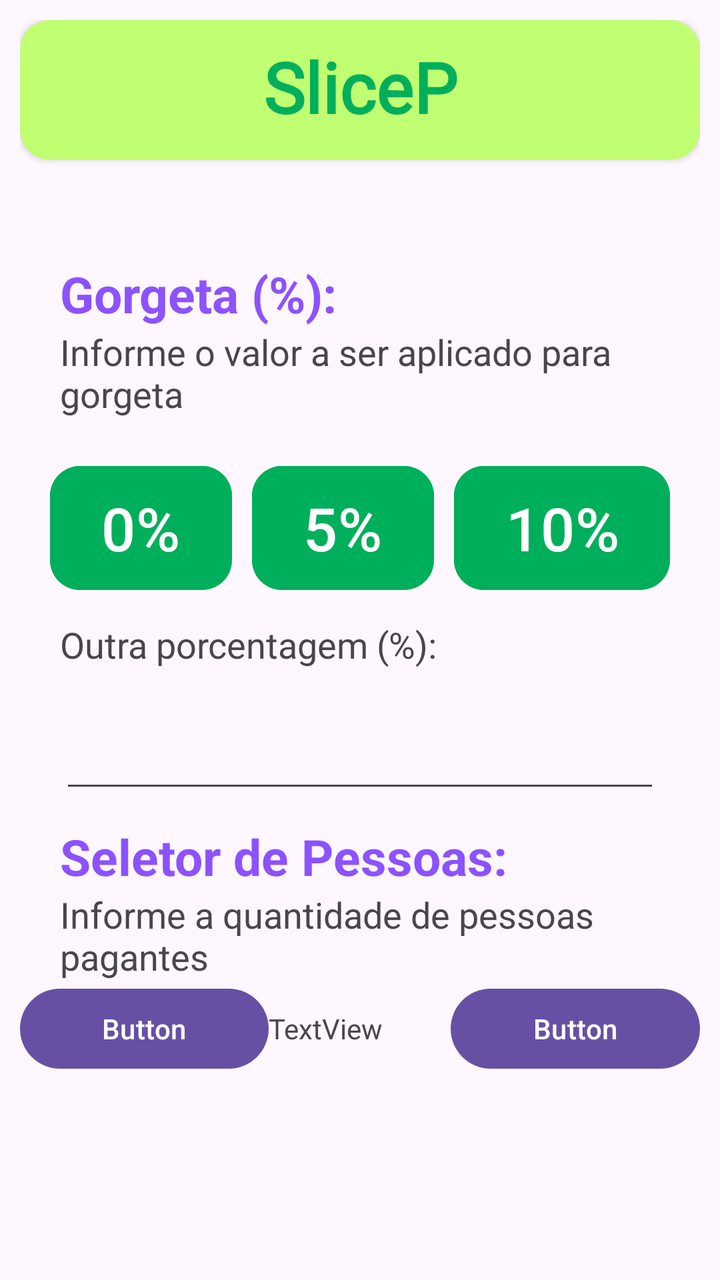
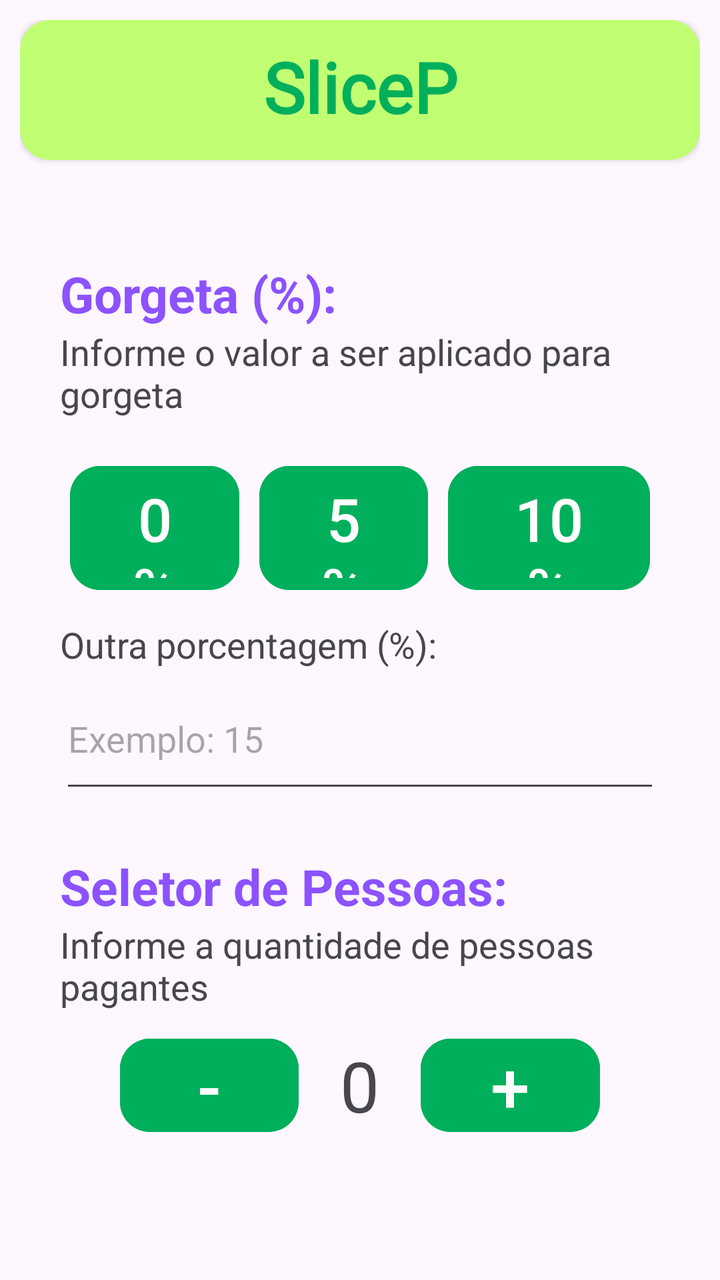

The first picture is an Android layout as it rendered before a commit; the second is the same layout after the commit. The layout source and the unified diff follow.
<!-- AndroidManifest.xml: application theme Theme.SlicePay -->
<!-- res/layout/activity_main3.xml -->
<?xml version="1.0" encoding="utf-8"?>
<androidx.constraintlayout.widget.ConstraintLayout xmlns:android="http://schemas.android.com/apk/res/android"
    xmlns:app="http://schemas.android.com/apk/res-auto"
    xmlns:tools="http://schemas.android.com/tools"
    android:id="@+id/main"
    android:layout_width="match_parent"
    android:layout_height="match_parent"
    tools:context=".MainActivity3">

    <LinearLayout
        android:layout_width="0dp"
        android:layout_height="0dp"
        android:layout_margin="10dp"
        android:layout_marginStart="1dp"
        android:layout_marginTop="1dp"
        android:layout_marginEnd="1dp"
        android:layout_marginBottom="1dp"
        android:orientation="vertical"
        app:layout_constraintBottom_toBottomOf="parent"
        app:layout_constraintEnd_toEndOf="parent"
        app:layout_constraintStart_toStartOf="parent"
        app:layout_constraintTop_toTopOf="parent">

        <androidx.cardview.widget.CardView
            android:layout_width="match_parent"
            android:layout_height="70dp"
            android:backgroundTint="@color/verde_claro"
            app:cardCornerRadius="15dp" >

            <LinearLayout
                android:layout_width="match_parent"
                android:layout_height="match_parent"
                android:orientation="vertical"
                android:padding="10dp"
                android:paddingStart="120dp"
                android:paddingEnd="120dp">

                <TextView
                    android:id="@+id/textView4"
                    android:layout_width="match_parent"
                    android:layout_height="wrap_content"
                    android:fontFamily="@font/alata"
                    android:text="@string/app_name"
                    android:textAlignment="center"
                    android:textColor="@color/verde_escuro"
                    android:textSize="35sp"
                    android:textStyle="bold" />
            </LinearLayout>
        </androidx.cardview.widget.CardView>

        <TextView
            android:id="@+id/textView6"
            android:layout_width="match_parent"
            android:layout_height="wrap_content"
            android:layout_marginStart="20dp"
            android:layout_marginTop="50dp"
            android:text="@string/input_gorjeta"
            android:textColor="@color/roxo"
            android:textSize="25sp"
            android:textStyle="bold" />

        <TextView
            android:id="@+id/textView7"
            android:layout_width="match_parent"
            android:layout_height="wrap_content"
            android:layout_marginStart="20dp"
            android:text="@string/info_gorjeta"
            android:textSize="18sp" />

        <LinearLayout
            android:layout_width="match_parent"
            android:layout_height="91dp"
            android:layout_marginTop="10dp"
            android:orientation="horizontal"
            android:padding="10dp">

            <Button
                android:id="@+id/button3"
                android:layout_width="wrap_content"
                android:layout_height="70dp"
                android:layout_marginStart="5dp"
                android:layout_marginEnd="5dp"
                android:layout_weight="1"
                android:backgroundTint="@color/verde_escuro"
                android:text="@string/gorjeta_0"
                android:textSize="30dp"
                app:cornerRadius="15dp" />

            <Button
                android:id="@+id/button5"
                android:layout_width="wrap_content"
                android:layout_height="70dp"
                android:layout_marginStart="5dp"
                android:layout_marginEnd="5dp"
                android:layout_weight="1"
                android:backgroundTint="@color/verde_escuro"
                android:text="@string/gorjeta_5"
                android:textSize="30dp"
                app:cornerRadius="15dp" />

            <Button
                android:id="@+id/button4"
                android:layout_width="wrap_content"
                android:layout_height="70dp"
                android:layout_marginStart="5dp"
                android:layout_marginEnd="5dp"
                android:layout_weight="1"
                android:backgroundTint="@color/verde_escuro"
                android:text="@string/gorjeta_10"
                android:textSize="30dp"
                app:cornerRadius="15dp" />
        </LinearLayout>

        <TextView
            android:id="@+id/textView12"
            android:layout_width="match_parent"
            android:layout_height="wrap_content"
            android:layout_marginStart="20dp"
            android:text="@string/gorjeta_outra"
            android:textSize="18sp" />

        <EditText
            android:id="@+id/editTextText2"
            android:layout_width="match_parent"
            android:layout_height="67dp"
            android:layout_marginStart="20dp"
            android:layout_marginEnd="20dp"
            android:ems="10"
            android:inputType="text" />

        <TextView
            android:id="@+id/textView13"
            android:layout_width="match_parent"
            android:layout_height="wrap_content"
            android:layout_marginStart="20dp"
            android:layout_marginTop="10dp"
            android:text="@string/input_pessoas"
            android:textColor="@color/roxo"
            android:textSize="25sp"
            android:textStyle="bold" />

        <TextView
            android:id="@+id/textView14"
            android:layout_width="match_parent"
            android:layout_height="wrap_content"
            android:layout_marginStart="20dp"
            android:text="@string/info_pessoas"
            android:textSize="18sp" />

        <LinearLayout
            android:layout_width="match_parent"
            android:layout_height="66dp"
            android:orientation="horizontal">

            <Button
                android:id="@+id/button6"
                android:layout_width="wrap_content"
                android:layout_height="wrap_content"
                android:layout_weight="1"
                android:text="Button" />

            <TextView
                android:id="@+id/textView16"
                android:layout_width="wrap_content"
                android:layout_height="wrap_content"
                android:layout_weight="1"
                android:text="TextView" />

            <Button
                android:id="@+id/button7"
                android:layout_width="wrap_content"
                android:layout_height="wrap_content"
                android:layout_weight="1"
                android:text="Button" />
        </LinearLayout>
    </LinearLayout>
</androidx.constraintlayout.widget.ConstraintLayout>
<!-- resources referenced by this layout -->
<resources>
  <color name="roxo">#8c52ff</color>
  <color name="verde_claro">#c1ff72</color>
  <color name="verde_escuro">#00af5b</color>
  <string name="app_name">SlicePay</string>
  <string name="gorjeta_0">0%</string>
  <string name="gorjeta_10">10%</string>
  <string name="gorjeta_5">5%</string>
  <string name="gorjeta_outra">Outra porcentagem (%):</string>
  <string name="info_gorjeta">Informe o valor a ser aplicado para gorgeta</string>
  <string name="info_pessoas">Informe a quantidade de pessoas pagantes</string>
  <string name="input_gorjeta">Gorgeta (%):</string>
  <string name="input_pessoas">Seletor de Pessoas:</string>
  <style name="Theme.SlicePay" parent="Base.Theme.SlicePay" />
  <style name="Base.Theme.SlicePay" parent="Theme.Material3.DayNight.NoActionBar">
          
          
      </style>
</resources>

<!-- the commit's change to res/layout/activity_main3.xml (unified diff, before → after) -->
@@ -70,7 +70,9 @@
         <LinearLayout
             android:layout_width="match_parent"
             android:layout_height="91dp"
+            android:layout_marginStart="10dp"
             android:layout_marginTop="10dp"
+            android:layout_marginEnd="10dp"
             android:orientation="horizontal"
             android:padding="10dp">
 
@@ -83,7 +85,7 @@
                 android:layout_weight="1"
                 android:backgroundTint="@color/verde_escuro"
                 android:text="@string/gorjeta_0"
-                android:textSize="30dp"
+                android:textSize="30sp"
                 app:cornerRadius="15dp" />
 
             <Button
@@ -95,7 +97,7 @@
                 android:layout_weight="1"
                 android:backgroundTint="@color/verde_escuro"
                 android:text="@string/gorjeta_5"
-                android:textSize="30dp"
+                android:textSize="30sp"
                 app:cornerRadius="15dp" />
 
             <Button
@@ -107,7 +109,7 @@
                 android:layout_weight="1"
                 android:backgroundTint="@color/verde_escuro"
                 android:text="@string/gorjeta_10"
-                android:textSize="30dp"
+                android:textSize="30sp"
                 app:cornerRadius="15dp" />
         </LinearLayout>
 
@@ -125,8 +127,10 @@
             android:layout_height="67dp"
             android:layout_marginStart="20dp"
             android:layout_marginEnd="20dp"
+            android:layout_marginBottom="15dp"
             android:ems="10"
-            android:inputType="text" />
+            android:hint="Exemplo: 15"
+            android:inputType="number" />
 
         <TextView
             android:id="@+id/textView13"
@@ -150,28 +154,61 @@
         <LinearLayout
             android:layout_width="match_parent"
             android:layout_height="66dp"
+            android:layout_marginTop="10dp"
             android:orientation="horizontal">
 
             <Button
                 android:id="@+id/button6"
                 android:layout_width="wrap_content"
                 android:layout_height="wrap_content"
-                android:layout_weight="1"
-                android:text="Button" />
+                android:layout_marginStart="50dp"
+                android:layout_marginEnd="20dp"
+                android:layout_weight="1"
+                android:backgroundTint="@color/verde_escuro"
+                android:paddingLeft="0dp"
+                android:paddingTop="0dp"
+                android:paddingRight="0dp"
+                android:paddingBottom="0dp"
+                android:text="@string/menos_pessoas"
+                android:textSize="35sp"
+                app:cornerRadius="15dp" />
 
             <TextView
                 android:id="@+id/textView16"
                 android:layout_width="wrap_content"
                 android:layout_height="wrap_content"
                 android:layout_weight="1"
-                android:text="TextView" />
+                android:text="@string/medidor_pessoas"
+                android:textAlignment="center"
+                android:textSize="35sp" />
 
             <Button
                 android:id="@+id/button7"
                 android:layout_width="wrap_content"
                 android:layout_height="wrap_content"
-                android:layout_weight="1"
-                android:text="Button" />
+                android:layout_marginStart="20dp"
+                android:layout_marginEnd="50dp"
+                android:layout_weight="1"
+                android:backgroundTint="@color/verde_escuro"
+                android:paddingLeft="0dp"
+                android:paddingTop="0dp"
+                android:paddingRight="0dp"
+                android:paddingBottom="0dp"
+                android:text="@string/mais_pessoas"
+                android:textSize="35sp"
+                app:cornerRadius="15dp" />
         </LinearLayout>
+
+        <Button
+            android:id="@+id/button8"
+            android:layout_width="match_parent"
+            android:layout_height="wrap_content"
+            android:layout_marginStart="60dp"
+            android:layout_marginTop="50dp"
+            android:layout_marginEnd="60dp"
+            android:backgroundTint="@color/roxo"
+            android:text="@string/botao3"
+            android:textSize="25sp"
+            app:cornerRadius="15dp" />
     </LinearLayout>
 </androidx.constraintlayout.widget.ConstraintLayout>
<!-- resource entries referenced after the edit -->
@@ -4,6 +4,7 @@
   <color name="verde_claro">#c1ff72</color>
   <color name="verde_escuro">#00af5b</color>
   <string name="app_name">SlicePay</string>
+  <string name="botao3">Calcular Resultado</string>
   <string name="gorjeta_0">0%</string>
   <string name="gorjeta_10">10%</string>
   <string name="gorjeta_5">5%</string>
@@ -12,6 +13,9 @@
   <string name="info_pessoas">Informe a quantidade de pessoas pagantes</string>
   <string name="input_gorjeta">Gorgeta (%):</string>
   <string name="input_pessoas">Seletor de Pessoas:</string>
+  <string name="mais_pessoas">+</string>
+  <string name="medidor_pessoas">0</string>
+  <string name="menos_pessoas">-</string>
   <style name="Theme.SlicePay" parent="Base.Theme.SlicePay" />
   <style name="Base.Theme.SlicePay" parent="Theme.Material3.DayNight.NoActionBar">
           
